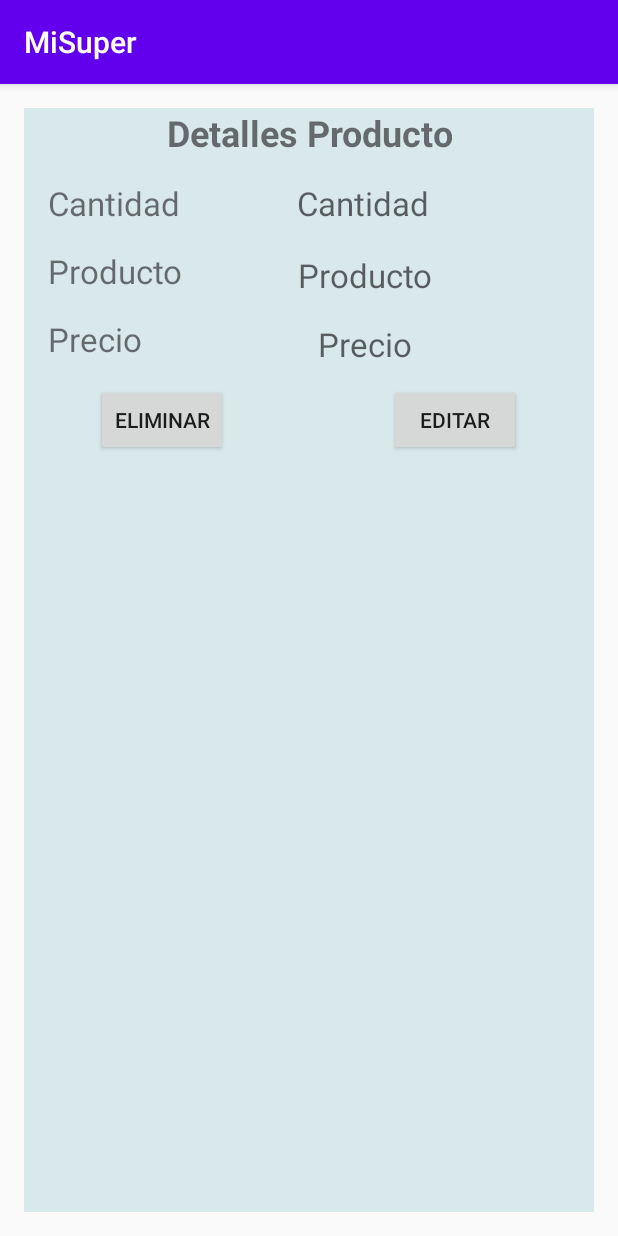
After one commit to NatMuHe98/MySuper, an Android app: the EditarProducto screen opened directly, with no data from a screen before it, on a phone screen of 412 x 824 dp. The commit adds this screen. Run offline under Robolectric (Android 15) with nearby library versions, the phone set to English and light mode, and no system bars; our stand-ins replace Firebase (no records; nobody signed in at launch, a user with empty details on screens opened directly).

Commit message:
Agregar y modificar productos

```diff
--- a/app/src/main/AndroidManifest.xml
+++ b/app/src/main/AndroidManifest.xml
@@ -11,6 +11,8 @@
         android:roundIcon="@drawable/logo"
         android:supportsRtl="true"
         android:theme="@style/AppTheme">
+        <activity android:name=".ModificarProducto"></activity>
+        <activity android:name=".EditarProducto" />
         <activity android:name=".NuevoProducto" />
         <activity android:name=".MainActivity">
             <intent-filter>
--- /dev/null
+++ b/app/src/main/java/com/example/mysuper/EditarProducto.java
@@ -0,0 +1,105 @@
+package com.example.mysuper;
+
+import androidx.annotation.NonNull;
+import androidx.appcompat.app.AppCompatActivity;
+
+import android.content.Intent;
+import android.os.Bundle;
+import android.util.Log;
+import android.view.View;
+import android.widget.Button;
+import android.widget.TextView;
+import android.widget.Toast;
+
+import com.example.mysuper.models.ProductoModel;
+import com.google.android.gms.tasks.OnFailureListener;
+import com.google.android.gms.tasks.OnSuccessListener;
+import com.google.firebase.auth.FirebaseAuth;
+import com.google.firebase.database.DataSnapshot;
+import com.google.firebase.database.DatabaseError;
+import com.google.firebase.database.DatabaseReference;
+import com.google.firebase.database.FirebaseDatabase;
+import com.google.firebase.database.ValueEventListener;
+
+public class EditarProducto extends AppCompatActivity {
+
+    private TextView textViewDetallesCantidad, textViewDetallesProducto, textViewDetallesPrecio;
+    private Button buttonEditar, buttonEliminar;
+    private ProductoModel model;
+
+    private String idUser = FirebaseAuth.getInstance().getUid();
+    private FirebaseDatabase database = FirebaseDatabase.getInstance();
+    private DatabaseReference reference = database.getReference().child("Usuarios").child(idUser).child("Producto");
+
+    @Override
+    protected void onCreate(Bundle savedInstanceState) {
+        super.onCreate(savedInstanceState);
+        setContentView(R.layout.activity_editar_producto);
+
+        buttonEditar = findViewById(R.id.buttonEditar);
+        buttonEliminar = findViewById(R.id.buttonEliminar);
+        textViewDetallesCantidad = findViewById(R.id.textViewDetallesCantidad);
+        textViewDetallesProducto = findViewById(R.id.textViewDetallesProducto);
+        textViewDetallesPrecio = findViewById(R.id.textViewDetallesPrecio);
+        model = new ProductoModel();
+
+        String id = getIntent().getStringExtra("id");
+        if (id != null && !id.equals("")){
+            reference.child(id).addValueEventListener(new ValueEventListener() {
+                @Override
+                public void onDataChange(@NonNull DataSnapshot dataSnapshot) {
+                    model = dataSnapshot.getValue(ProductoModel.class);
+                    if(model!=null){
+                        textViewDetallesCantidad.setText(model.getCantidad());
+                        textViewDetallesProducto.setText(model.getProducto());
+                        textViewDetallesPrecio.setText(model.getPrecio());
+                    }
+                }
+
+                @Override
+                public void onCancelled(@NonNull DatabaseError databaseError) {
+                    Toast.makeText(EditarProducto.this,"Error Firebase", Toast.LENGTH_SHORT).show();
+                }
+            });
+        }
+
+        buttonEditar.setOnClickListener(new View.OnClickListener() {
+            @Override
+            public void onClick(View v) {
+                if(model.getId()!=null && !model.getId().equals("")){
+                    Intent actualizar = new Intent(EditarProducto.this, ModificarProducto.class);
+                    actualizar.putExtra("id", model.getId());
+                    startActivity(actualizar);
+                }
+
+            }
+        });
+
+        buttonEliminar.setOnClickListener(new View.OnClickListener() {
+            @Override
+            public void onClick(View v) {
+                if(model.getId()!=null && !model.getId().equals("")){
+                    reference.child(model.getId()).removeValue()
+                            .addOnSuccessListener(new OnSuccessListener<Void>() {
+                                @Override
+                                public void onSuccess(Void aVoid) {
+                                    finish();
+                                }
+                            })
+                            .addOnFailureListener(new OnFailureListener() {
+                                @Override
+                                public void onFailure(@NonNull Exception e) {
+                                    Log.d("database", "no se pudo guardar");
+                                }
+                            });
+                }
+            }
+        });
+
+
+
+
+
+
+    }
+}
--- /dev/null
+++ b/app/src/main/res/layout/activity_editar_producto.xml
@@ -0,0 +1,141 @@
+<?xml version="1.0" encoding="utf-8"?>
+<androidx.constraintlayout.widget.ConstraintLayout xmlns:android="http://schemas.android.com/apk/res/android"
+    xmlns:app="http://schemas.android.com/apk/res-auto"
+    xmlns:tools="http://schemas.android.com/tools"
+    android:layout_width="match_parent"
+    android:layout_height="match_parent"
+    tools:context=".EditarProducto">
+
+    <View
+        android:id="@+id/view"
+        android:layout_width="0dp"
+        android:layout_height="0dp"
+        android:layout_marginStart="16dp"
+        android:layout_marginTop="16dp"
+        android:layout_marginEnd="16dp"
+        android:layout_marginBottom="16dp"
+        android:background="#D9E8EA"
+        app:layout_constraintBottom_toBottomOf="parent"
+        app:layout_constraintEnd_toEndOf="parent"
+        app:layout_constraintHorizontal_bias="0.0"
+        app:layout_constraintStart_toStartOf="parent"
+        app:layout_constraintTop_toTopOf="parent"
+        app:layout_constraintVertical_bias="0.0" />
+
+    <Button
+        android:id="@+id/buttonEliminar"
+        android:layout_width="wrap_content"
+        android:layout_height="wrap_content"
+        android:layout_marginTop="12dp"
+        android:text="Eliminar"
+        app:layout_constraintEnd_toEndOf="parent"
+        app:layout_constraintHorizontal_bias="0.198"
+        app:layout_constraintStart_toStartOf="parent"
+        app:layout_constraintTop_toBottomOf="@+id/textViewDetallesPrecio" />
+
+    <TextView
+        android:id="@+id/textViewDetallesProducto"
+        android:layout_width="213dp"
+        android:layout_height="30dp"
+        android:layout_marginStart="16dp"
+        android:layout_marginTop="16dp"
+        android:layout_marginEnd="64dp"
+        android:ems="10"
+        android:hint="Producto"
+        android:inputType="textPersonName"
+        android:textAlignment="center"
+        android:textSize="22dp"
+        app:layout_constraintEnd_toEndOf="parent"
+        app:layout_constraintStart_toEndOf="@+id/textView3"
+        app:layout_constraintTop_toBottomOf="@+id/textViewDetallesCantidad" />
+
+    <TextView
+        android:id="@+id/textViewDetallesCantidad"
+        android:layout_width="0dp"
+        android:layout_height="32dp"
+        android:layout_marginStart="16dp"
+        android:layout_marginTop="16dp"
+        android:layout_marginEnd="64dp"
+        android:ems="10"
+        android:hint="Cantidad"
+
+        android:textAlignment="center"
+        android:textSize="22dp"
+        app:layout_constraintEnd_toEndOf="parent"
+        app:layout_constraintStart_toEndOf="@+id/textView2"
+        app:layout_constraintTop_toBottomOf="@+id/textView6" />
+
+    <TextView
+        android:id="@+id/textViewDetallesPrecio"
+        android:layout_width="0dp"
+        android:layout_height="29dp"
+        android:layout_marginStart="16dp"
+        android:layout_marginTop="16dp"
+        android:layout_marginEnd="64dp"
+        android:ems="10"
+        android:hint="Precio"
+        android:textAlignment="center"
+        android:textSize="22dp"
+        app:layout_constraintEnd_toEndOf="parent"
+        app:layout_constraintStart_toEndOf="@+id/textView4"
+        app:layout_constraintTop_toBottomOf="@+id/textViewDetallesProducto" />
+
+    <TextView
+        android:id="@+id/textView6"
+        android:layout_width="wrap_content"
+        android:layout_height="wrap_content"
+        android:layout_marginTop="16dp"
+        android:text="Detalles Producto"
+        android:textAlignment="center"
+        android:textSize="24sp"
+        android:textStyle="bold"
+        app:layout_constraintEnd_toEndOf="parent"
+        app:layout_constraintStart_toStartOf="parent"
+        app:layout_constraintTop_toTopOf="parent" />
+
+    <Button
+        android:id="@+id/buttonEditar"
+        android:layout_width="wrap_content"
+        android:layout_height="wrap_content"
+        android:layout_marginTop="12dp"
+        android:text="Editar"
+        app:layout_constraintEnd_toEndOf="parent"
+        app:layout_constraintHorizontal_bias="0.801"
+        app:layout_constraintStart_toStartOf="parent"
+        app:layout_constraintTop_toBottomOf="@+id/textViewDetallesPrecio" />
+
+    <TextView
+        android:id="@+id/textView2"
+        android:layout_width="0dp"
+        android:layout_height="wrap_content"
+        android:layout_marginStart="32dp"
+        android:layout_marginTop="16dp"
+        android:text="Cantidad"
+        android:textSize="22dp"
+        app:layout_constraintStart_toStartOf="parent"
+        app:layout_constraintTop_toBottomOf="@+id/textView6" />
+
+    <TextView
+        android:id="@+id/textView3"
+        android:layout_width="0dp"
+        android:layout_height="wrap_content"
+        android:layout_marginStart="32dp"
+        android:layout_marginTop="16dp"
+        android:text="Producto"
+        android:textSize="22dp"
+        app:layout_constraintStart_toStartOf="parent"
+        app:layout_constraintTop_toBottomOf="@+id/textView2" />
+
+    <TextView
+        android:id="@+id/textView4"
+        android:layout_width="89dp"
+        android:layout_height="32dp"
+        android:layout_marginStart="32dp"
+        android:layout_marginTop="16dp"
+        android:text="Precio"
+        android:textSize="22dp"
+        app:layout_constraintStart_toStartOf="parent"
+        app:layout_constraintTop_toBottomOf="@+id/textView3" />
+
+
+</androidx.constraintlayout.widget.ConstraintLayout>
```
Also changed, not shown: app/src/main/java/com/example/mysuper/MainActivity.java (+33 -24 lines), app/src/main/java/com/example/mysuper/ModificarProducto.java (added, +110 -0 lines), app/src/main/res/layout/activity_modificar_producto.xml (added, +128 -0 lines).
